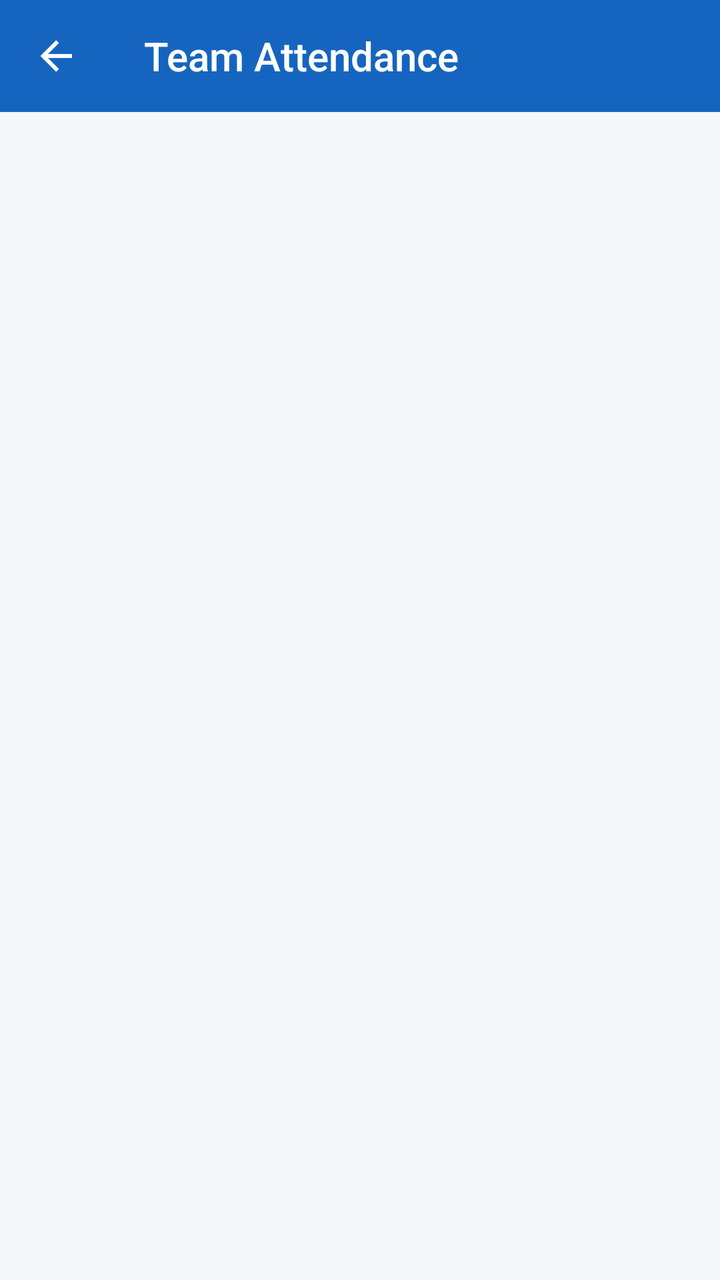
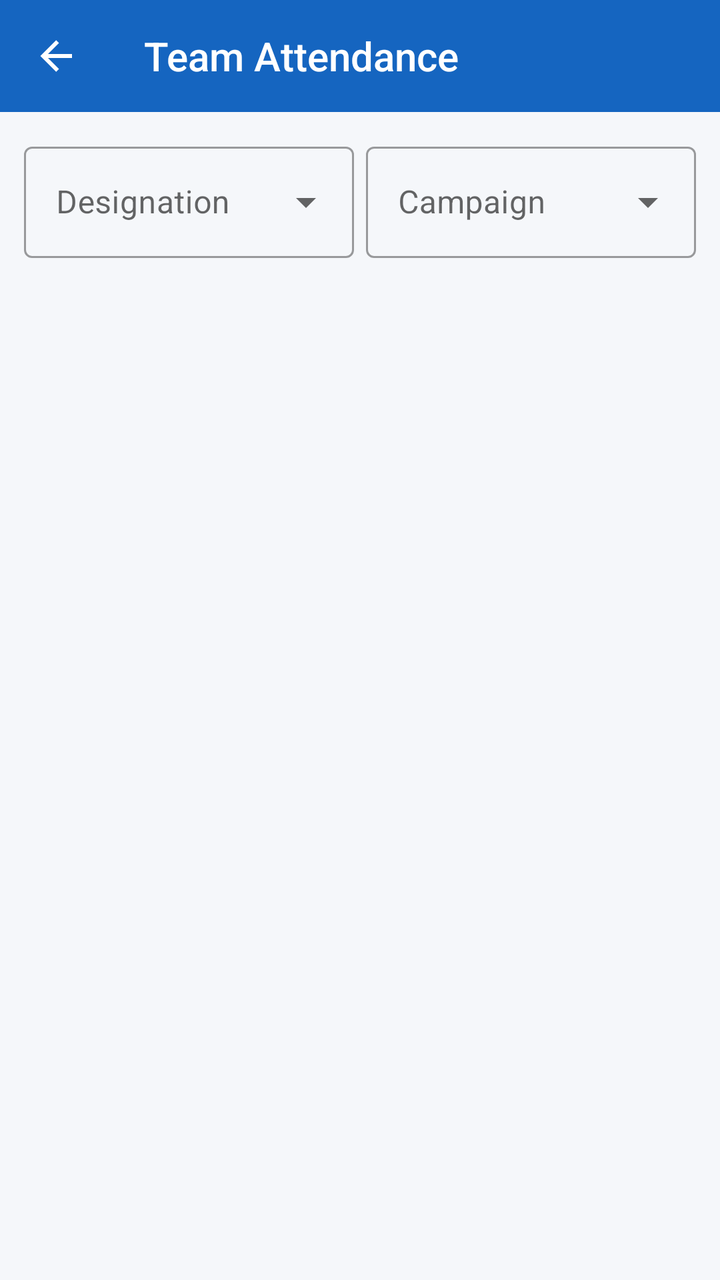

An Android layout rendered at two revisions. The XML below is the earlier revision; the diff shows what the commit changed to produce the second picture.
<!-- AndroidManifest.xml: application theme Theme.WorkVerse -->
<!-- res/layout/activity_manager_attendance.xml -->
<?xml version="1.0" encoding="utf-8"?>
<LinearLayout xmlns:android="http://schemas.android.com/apk/res/android"
    xmlns:app="http://schemas.android.com/apk/res-auto"
    android:layout_width="match_parent" android:layout_height="match_parent"
    android:orientation="vertical" android:background="@color/background">
    <androidx.appcompat.widget.Toolbar android:id="@+id/toolbar"
        android:layout_width="match_parent" android:layout_height="?attr/actionBarSize"
        style="@style/WorkVerse.Toolbar" app:title="Team Attendance" app:navigationIcon="@drawable/ic_back"/>
    
    <androidx.recyclerview.widget.RecyclerView android:id="@+id/recyclerView"
        android:layout_width="match_parent" android:layout_height="0dp"
        android:layout_weight="1" android:padding="8dp" android:clipToPadding="false"/>
    <ProgressBar android:id="@+id/progressBar" android:layout_width="wrap_content"
        android:layout_height="wrap_content" android:layout_gravity="center" android:visibility="gone"/>
    <TextView android:id="@+id/tvEmpty" android:layout_width="match_parent" android:layout_height="wrap_content"
        android:text="No data found" android:gravity="center" android:padding="40dp"
        android:textColor="@color/text_secondary" android:textSize="16sp" android:visibility="gone"/>
</LinearLayout>
<!-- resources referenced by this layout -->
<resources>
  <color name="background">#F5F7FA</color>
  <color name="text_secondary">#757575</color>
  <!-- drawable ic_back (drawable) -->
  <?xml version="1.0" encoding="utf-8"?>
  <vector xmlns:android="http://schemas.android.com/apk/res/android" android:width="24dp" android:height="24dp" android:viewportWidth="24" android:viewportHeight="24">
      <path android:fillColor="#FFFFFF" android:pathData="M20,11V13H8L13.5,18.5L12.08,19.92L4.16,12L12.08,4.08L13.5,5.5L8,11H20Z"/>
  </vector>
  <style name="WorkVerse.Toolbar" parent="Widget.AppCompat.Toolbar">
          <item name="android:background">@color/primary</item>
          <item name="android:theme">@style/ThemeOverlay.AppCompat.Dark.ActionBar</item>
      </style>
  <style name="Theme.WorkVerse" parent="Theme.MaterialComponents.Light.NoActionBar">
          <item name="colorPrimary">@color/primary</item>
          <item name="colorPrimaryVariant">@color/primary_dark</item>
          <item name="colorOnPrimary">@color/white</item>
          <item name="colorSecondary">@color/accent</item>
          <item name="android:colorBackground">@color/background</item>
          <item name="android:statusBarColor">@color/primary_dark</item>
      </style>
  <color name="primary">#1565C0</color>
  <color name="primary_dark">#0D47A1</color>
  <color name="white">#FFFFFF</color>
  <color name="accent">#FF8F00</color>
</resources>

<!-- the commit's change to res/layout/activity_manager_attendance.xml (unified diff, before → after) -->
@@ -6,7 +6,31 @@
     <androidx.appcompat.widget.Toolbar android:id="@+id/toolbar"
         android:layout_width="match_parent" android:layout_height="?attr/actionBarSize"
         style="@style/WorkVerse.Toolbar" app:title="Team Attendance" app:navigationIcon="@drawable/ic_back"/>
+
     
+    <LinearLayout android:layout_width="match_parent" android:layout_height="wrap_content"
+        android:orientation="horizontal" android:padding="12dp">
+
+        <com.google.android.material.textfield.TextInputLayout
+            style="@style/Widget.MaterialComponents.TextInputLayout.OutlinedBox.ExposedDropdownMenu"
+            android:layout_width="0dp" android:layout_height="wrap_content" android:layout_weight="1"
+            android:layout_marginEnd="6dp">
+            <AutoCompleteTextView
+                android:id="@+id/actDesignationFilter"
+                android:layout_width="match_parent" android:layout_height="wrap_content"
+                android:hint="Designation" android:inputType="none"/>
+        </com.google.android.material.textfield.TextInputLayout>
+
+        <com.google.android.material.textfield.TextInputLayout
+            style="@style/Widget.MaterialComponents.TextInputLayout.OutlinedBox.ExposedDropdownMenu"
+            android:layout_width="0dp" android:layout_height="wrap_content" android:layout_weight="1">
+            <AutoCompleteTextView
+                android:id="@+id/actCampaignFilter"
+                android:layout_width="match_parent" android:layout_height="wrap_content"
+                android:hint="Campaign" android:inputType="none"/>
+        </com.google.android.material.textfield.TextInputLayout>
+    </LinearLayout>
+
     <androidx.recyclerview.widget.RecyclerView android:id="@+id/recyclerView"
         android:layout_width="match_parent" android:layout_height="0dp"
         android:layout_weight="1" android:padding="8dp" android:clipToPadding="false"/>
